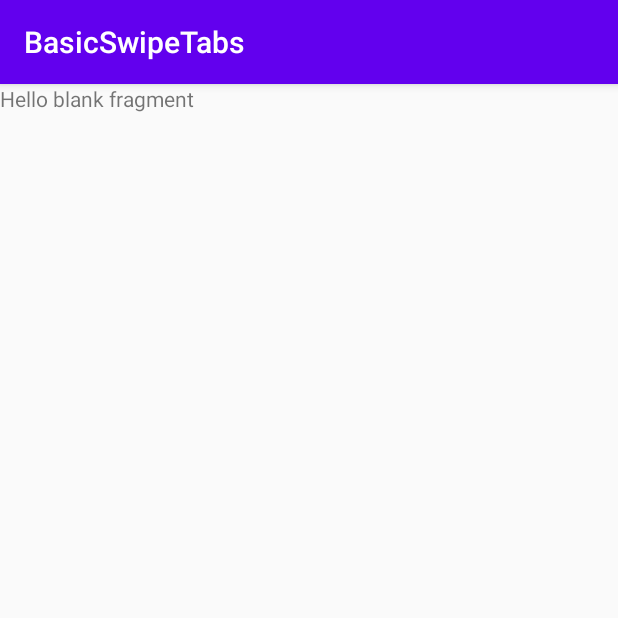
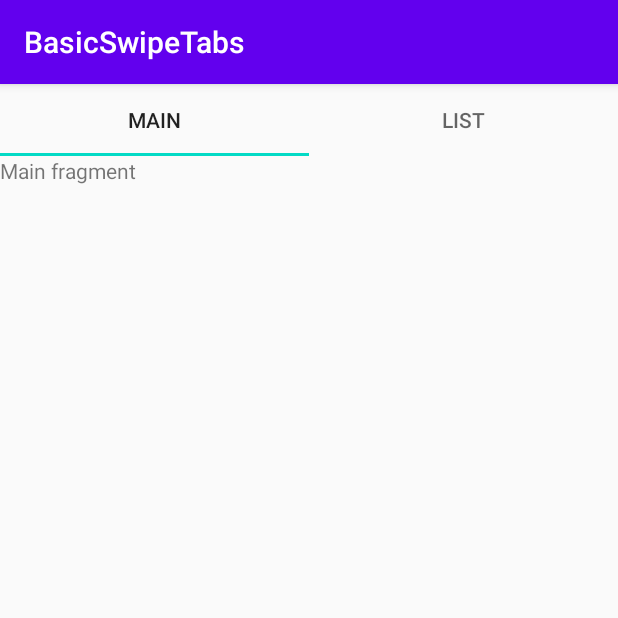
Before and after one commit to MatmaMob/basic-swipetabs, an Android app: the screen it shows after launch (MainActivity), on a phone screen of 412 x 824 dp, the top half of it. Run offline under Robolectric (Android 15) with nearby library versions, the phone set to English and light mode, and no system bars.

Commit message:
tabs implemented

```diff
--- a/app/build.gradle
+++ b/app/build.gradle
@@ -35,4 +35,5 @@ dependencies {
     testImplementation 'junit:junit:4.12'
     androidTestImplementation 'androidx.test.ext:junit:1.1.1'
     androidTestImplementation 'androidx.test.espresso:espresso-core:3.2.0'
+    implementation 'com.google.android.material:material:1.1.0'
 }
--- a/app/src/main/java/com/example/basicswipetabs/main/MainActivity.kt
+++ b/app/src/main/java/com/example/basicswipetabs/main/MainActivity.kt
@@ -2,27 +2,37 @@ package com.example.basicswipetabs.main
 
 import androidx.appcompat.app.AppCompatActivity
 import android.os.Bundle
+import android.widget.TableLayout
 import androidx.viewpager.widget.ViewPager
 import com.example.basicswipetabs.*
 import com.example.basicswipetabs.adapter.MainPagerAdapter
 import com.example.basicswipetabs.fragment.ListFragment
 import com.example.basicswipetabs.fragment.MainFragment
+import com.google.android.material.tabs.TabLayout
+import kotlinx.android.synthetic.main.activity_main.view.*
 
 class MainActivity : AppCompatActivity() {
 
     private lateinit var viewPager: ViewPager
+    private lateinit var tabLayout: TabLayout
 
     override fun onCreate(savedInstanceState: Bundle?) {
         super.onCreate(savedInstanceState)
         setContentView(R.layout.activity_main)
         viewPager = findViewById(R.id.viewPager)
+        tabLayout = findViewById(R.id.tabLayout)
         setPagerAdapter()
     }
 
     fun setPagerAdapter(){
-        val pagerAdapter = MainPagerAdapter(supportFragmentManager)
-        pagerAdapter.addFragment(Constants.TAB_TITLE_MAIN, MainFragment())
-        pagerAdapter.addFragment(Constants.TAB_TITLE_LIST, ListFragment())
-        viewPager.adapter = pagerAdapter
+        val pagerAdapter = MainPagerAdapter(supportFragmentManager).apply {
+            addFragment(Constants.TAB_TITLE_MAIN, MainFragment())
+            addFragment(Constants.TAB_TITLE_LIST, ListFragment())
+        }
+
+        viewPager.apply {
+            adapter = pagerAdapter
+        }
+        tabLayout.setupWithViewPager(viewPager)
     }
 }
--- a/app/src/main/res/layout/activity_main.xml
+++ b/app/src/main/res/layout/activity_main.xml
@@ -8,6 +8,12 @@
     <androidx.viewpager.widget.ViewPager
         android:id="@+id/viewPager"
         android:layout_width="match_parent"
-        android:layout_height="match_parent" />
+        android:layout_height="match_parent">
 
+        <com.google.android.material.tabs.TabLayout
+            android:id="@+id/tabLayout"
+            android:layout_width="match_parent"
+            android:layout_height="wrap_content" />
+
+    </androidx.viewpager.widget.ViewPager>
 </androidx.constraintlayout.widget.ConstraintLayout>
--- a/app/src/main/res/layout/fragment_list.xml
+++ b/app/src/main/res/layout/fragment_list.xml
@@ -9,6 +9,6 @@
     <TextView
         android:layout_width="match_parent"
         android:layout_height="match_parent"
-        android:text="@string/hello_blank_fragment" />
+        android:text="List fragment" />
 
 </FrameLayout>
--- a/app/src/main/res/layout/fragment_main.xml
+++ b/app/src/main/res/layout/fragment_main.xml
@@ -9,6 +9,6 @@
     <TextView
         android:layout_width="match_parent"
         android:layout_height="match_parent"
-        android:text="@string/hello_blank_fragment" />
+        android:text="Main fragment" />
 
 </FrameLayout>
```
